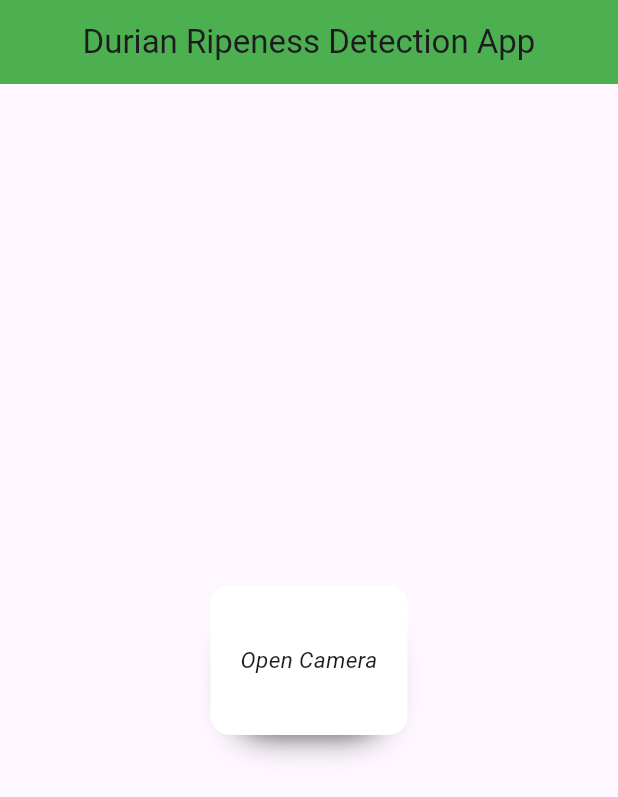
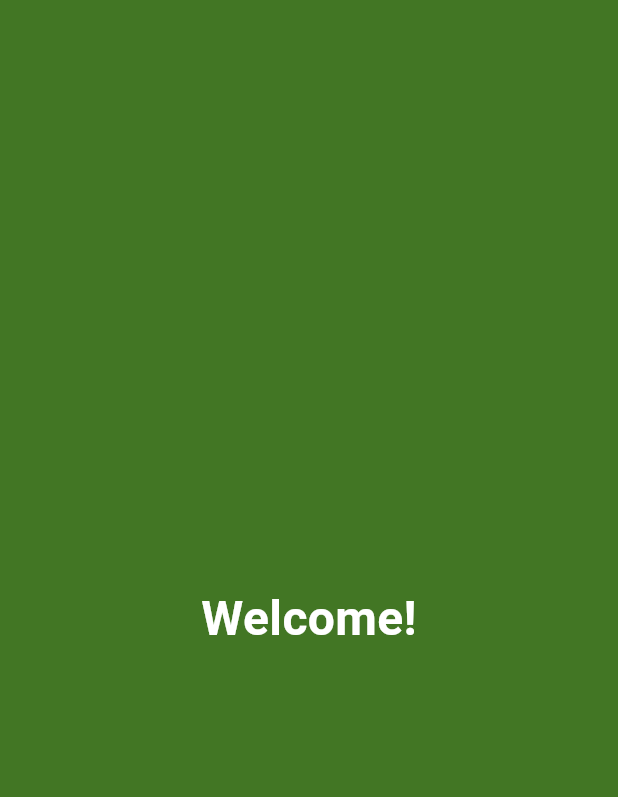
Before and after one commit to rytzi/Durian-Ripeness-Detection-App, a Flutter app: the first screen one second after launch, on a phone screen of 412 x 824 dp. Shown: the top 797 px of the screen. Run offline on Flutter 3.47's test engine with Material 3 defaults, Android fonts, the phone set to English and light mode, and no system bars; drawn by our look-alikes of animated_text_kit; our stand-ins replace camera, flutter_native_splash; Roboto replaces fonts that are missing (Georgia).

Commit message:
Add Welcome Screen

```diff
--- a/lib/main.dart
+++ b/lib/main.dart
@@ -1,7 +1,7 @@
 import 'package:camera/camera.dart';
 import 'package:flutter/material.dart';
-import 'package:thesis/ui/home.dart';
-import 'package:flutter_native_splash/flutter_native_splash.dart';
+// import 'package:thesis/ui/home.dart';
+import 'package:thesis/ui/welcome.dart';
 
 late List<CameraDescription> cameras;
 
@@ -11,8 +11,6 @@ void logError(String code, String? message) {
 }
 
 Future<void> main() async {
-  WidgetsBinding widgetsBinding = WidgetsFlutterBinding.ensureInitialized();
-  FlutterNativeSplash.preserve(widgetsBinding: widgetsBinding);
   try {
     WidgetsFlutterBinding.ensureInitialized();
     cameras = await availableCameras();
@@ -31,11 +29,12 @@ class MyApp extends StatelessWidget {
     return MaterialApp(
       title: 'Durian Ripeness Detection App',
       theme: ThemeData(
-        primaryColor: Colors.green,
-        useMaterial3: true,
+        fontFamily: 'Georgia',
+        primaryColor: const Color(0xFFB1FF96),
+        primaryColorDark: const Color(0xFF427624),
       ),
       debugShowCheckedModeBanner: false,
-      home: const Home(),
+      home: const WelcomeScreen(),
     );
   }
 }
--- a/lib/ui/home.dart
+++ b/lib/ui/home.dart
@@ -26,7 +26,7 @@ class _HomeState extends State<Home> {
   Widget build(BuildContext context) {
     return Scaffold(
       appBar: AppBar(
-        backgroundColor: Theme.of(context).primaryColor,
+        backgroundColor: Theme.of(context).primaryColorDark,
         title: const Center(
             child: Text('Durian Ripeness Detection App'),
         ),
--- /dev/null
+++ b/lib/ui/welcome.dart
@@ -0,0 +1,42 @@
+import 'package:animated_text_kit/animated_text_kit.dart';
+import 'package:flutter/material.dart';
+import 'package:thesis/ui/home.dart';
+
+class WelcomeScreen extends StatefulWidget {
+  const WelcomeScreen({super.key});
+
+  @override
+  State<WelcomeScreen> createState() => _WelcomeScreenState();
+}
+
+class _WelcomeScreenState extends State<WelcomeScreen> {
+  @override
+  Widget build(BuildContext context) {
+    return Scaffold(
+      backgroundColor: Theme.of(context).primaryColorDark,
+      body: Center(
+        child: AnimatedTextKit(
+          isRepeatingAnimation: false,
+          onFinished: () {
+            Navigator.pushReplacement(
+              context,
+              PageRouteBuilder(
+                pageBuilder: (context, animation1, animation2) => Home(),
+              ),
+            );
+          },
+          animatedTexts: [
+            FadeAnimatedText(
+              'Welcome!',
+              textStyle: TextStyle(fontSize: 32.0, fontWeight: FontWeight.bold, color: Colors.white),
+            ),
+            ScaleAnimatedText(
+              'Durian Ripeness Detection App',
+              textStyle: TextStyle(fontSize: 20.0, color: Colors.white),
+            ),
+          ],
+        ),
+      )
+    );
+  }
+}
--- a/pubspec.yaml
+++ b/pubspec.yaml
@@ -38,6 +38,7 @@ dependencies:
   flutter_native_splash: ^2.3.7
   camera: ^0.10.5+9
   video_player: ^2.7.2
+  animated_text_kit: ^4.2.2
 
 dev_dependencies:
   flutter_test:
```
Also changed, not shown: lib/ui/camera.dart (+1 -28 lines), pubspec.lock.
